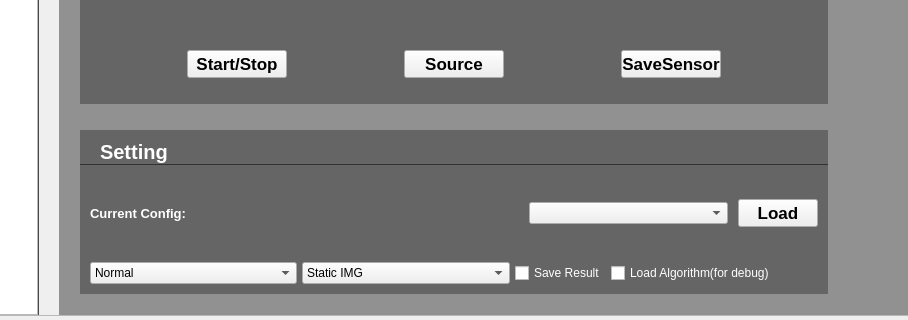
Qt form widget.ui (tupers/camera-client) before a commit; both pictures show x 166 to 1074 and y 435 to 755 of the 1472 by 755 pixel window.
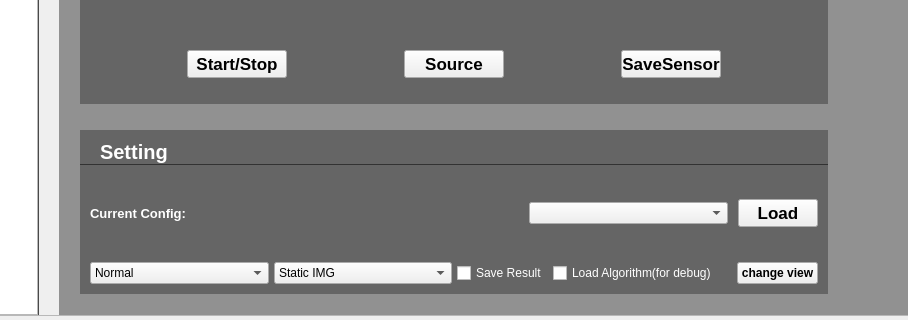
The same form after that commit. The open tabs and pages were chosen to show the change. Icons and pictures are not drawn. Custom widgets are drawn as their Qt base class.

Patch:
```diff
--- a/widget.ui
+++ b/widget.ui
@@ -973,7 +973,7 @@
                       </layout>
                      </item>
                      <item>
-                      <layout class="QHBoxLayout" name="horizontalLayout_16" stretch="1,1,0,1">
+                      <layout class="QHBoxLayout" name="horizontalLayout_16" stretch="1,1,0,1,0">
                        <property name="spacing">
                         <number>5</number>
                        </property>
@@ -1088,6 +1088,13 @@
                          </property>
                         </widget>
                        </item>
+                       <item>
+                        <widget class="QPushButton" name="run_algviewchangeBox">
+                         <property name="text">
+                          <string>change view</string>
+                         </property>
+                        </widget>
+                       </item>
                       </layout>
                      </item>
                     </layout>
```
Left out of the diff: 12 changed lines with no effect on the pictures.
